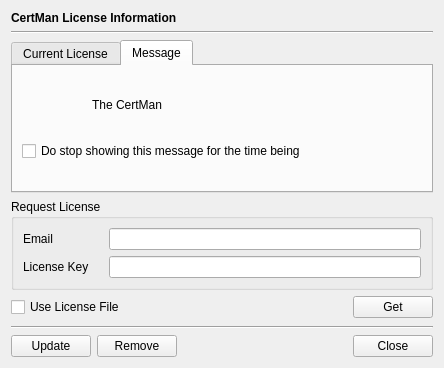
Above: CertMan/lcn_info_dlg.ui from jykim74/CertMan before the change. Below: the same form after it.
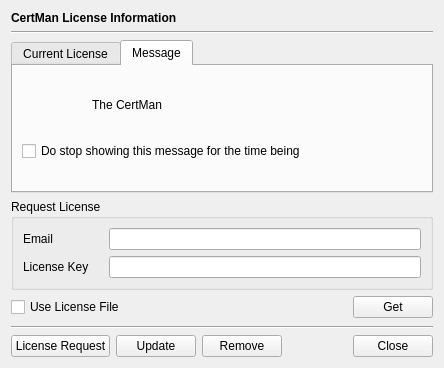
That is the form after the change. Icons and pictures are not drawn.

What changed in the file:
```diff
--- a/CertMan/lcn_info_dlg.ui
+++ b/CertMan/lcn_info_dlg.ui
@@ -354,14 +354,28 @@
    </item>
    <item>
     <layout class="QGridLayout" name="gridLayout">
-     <item row="0" column="3">
+     <item row="0" column="4">
       <widget class="QPushButton" name="mCloseBtn">
        <property name="text">
         <string>Close</string>
        </property>
       </widget>
      </item>
+     <item row="0" column="1">
+      <widget class="QPushButton" name="mUpdateBtn">
+       <property name="text">
+        <string>Update</string>
+       </property>
+      </widget>
+     </item>
      <item row="0" column="2">
+      <widget class="QPushButton" name="mRemoveBtn">
+       <property name="text">
+        <string>Remove</string>
+       </property>
+      </widget>
+     </item>
+     <item row="0" column="3">
       <spacer name="horizontalSpacer">
        <property name="orientation">
         <enum>Qt::Horizontal</enum>
@@ -375,16 +389,9 @@
       </spacer>
      </item>
      <item row="0" column="0">
-      <widget class="QPushButton" name="mUpdateBtn">
+      <widget class="QPushButton" name="mLCNRequestBtn">
        <property name="text">
-        <string>Update</string>
-       </property>
-      </widget>
-     </item>
-     <item row="0" column="1">
-      <widget class="QPushButton" name="mRemoveBtn">
-       <property name="text">
-        <string>Remove</string>
+        <string>License Request</string>
        </property>
       </widget>
      </item>
```
